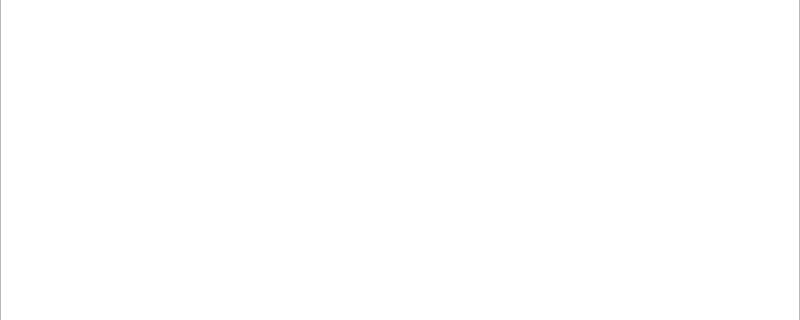
This is forms/versions_form.ui in gen-iot/qvcs-gui as Qt 5 draws it before an edit; both pictures show x 0 to 800 and y 138 to 458 of the 800 by 600 pixel window. The edited form follows.
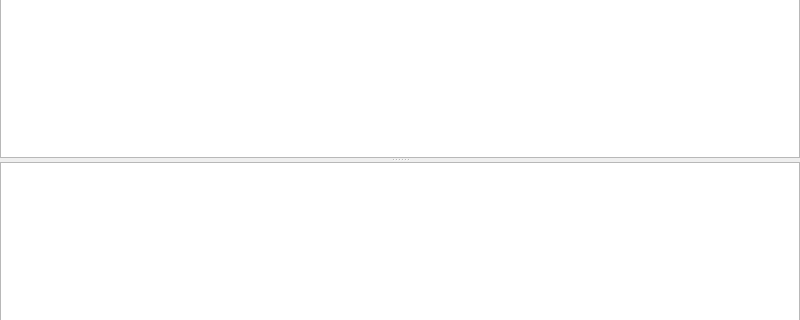
This is the edited form.

Commit message: :sparkles: add text for show fully descriptions of specified version

```diff
--- a/forms/versions_form.ui
+++ b/forms/versions_form.ui
@@ -14,7 +14,7 @@
             <string>MainWindow</string>
         </property>
         <widget class="QWidget" name="centralwidget">
-            <layout class="QVBoxLayout" name="verticalLayout">
+   <layout class="QGridLayout" name="gridLayout">
                 <property name="leftMargin">
                     <number>0</number>
                 </property>
@@ -27,8 +27,37 @@
                 <property name="bottomMargin">
                     <number>0</number>
                 </property>
-                <item>
-                    <widget class="QTableWidget" name="table_versions"/>
+    <property name="spacing">
+     <number>0</number>
+    </property>
+    <item row="0" column="0">
+     <widget class="QSplitter" name="splitter">
+      <property name="frameShape">
+       <enum>QFrame::NoFrame</enum>
+      </property>
+      <property name="frameShadow">
+       <enum>QFrame::Plain</enum>
+      </property>
+      <property name="orientation">
+       <enum>Qt::Vertical</enum>
+      </property>
+      <property name="childrenCollapsible">
+       <bool>true</bool>
+      </property>
+      <widget class="QTableWidget" name="table_versions">
+       <property name="frameShape">
+        <enum>QFrame::StyledPanel</enum>
+       </property>
+      </widget>
+      <widget class="QTextEdit" name="txt_desc">
+       <property name="frameShape">
+        <enum>QFrame::StyledPanel</enum>
+       </property>
+       <property name="readOnly">
+        <bool>true</bool>
+       </property>
+      </widget>
+     </widget>
                 </item>
             </layout>
         </widget>
```
Lines whose indentation alone changed are shown as unchanged. The commit also changes 2 other files.
